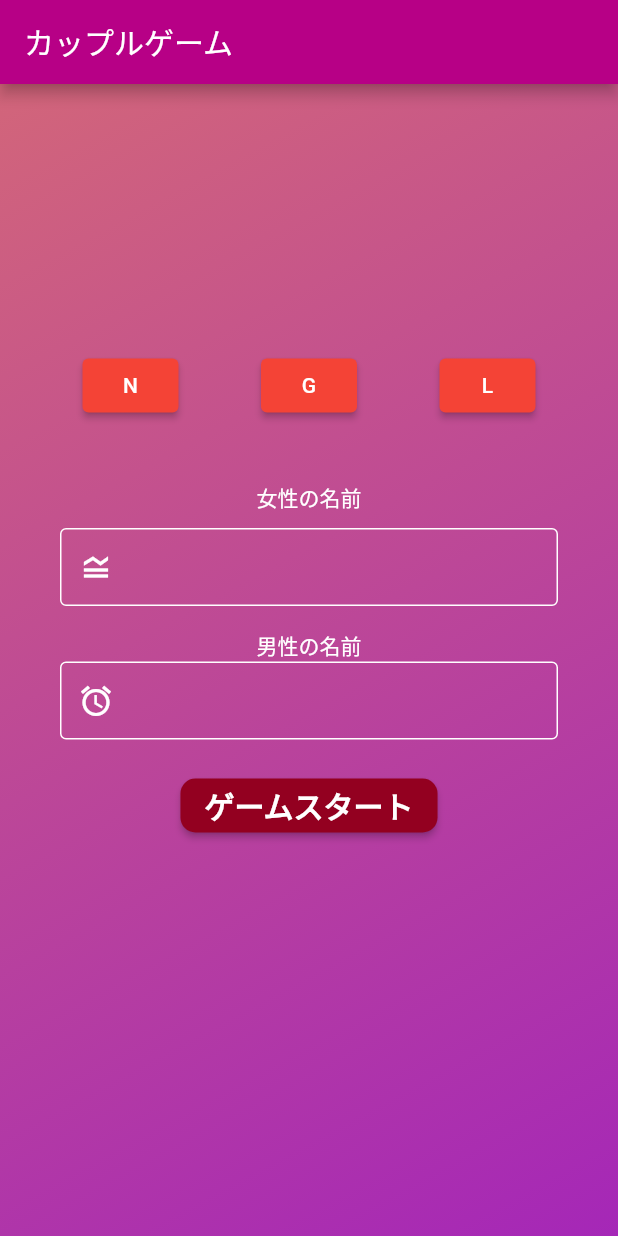
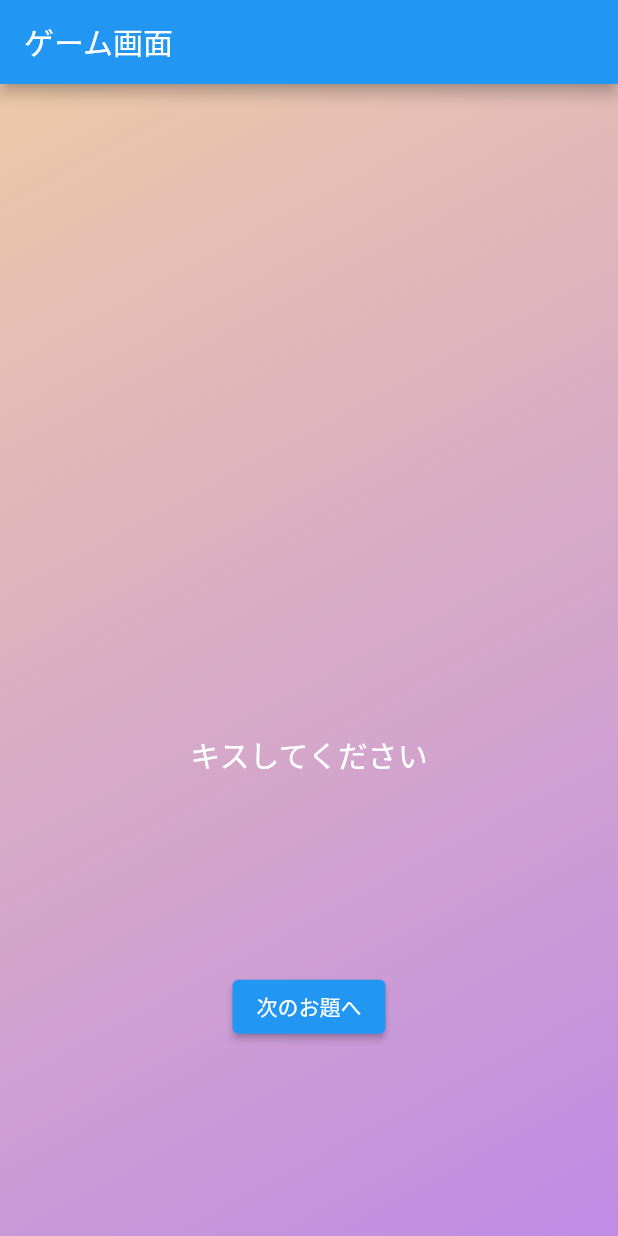
Before and after one commit to rootodd/test_couple_game, a Flutter app: the screen it shows after launch, after a tap on "ゲームスタート", on a phone screen of 412 x 824 dp. Run offline on Flutter 3.47's test engine with Material 2 defaults, Android fonts, the phone set to English and light mode, and no system bars.

Commit message:
ゲーム画面を追加

```diff
--- /dev/null
+++ b/lib/game_page.dart
@@ -0,0 +1,76 @@
+
+import 'package:flutter/cupertino.dart';
+import 'package:flutter/material.dart';
+import 'package:provider/provider.dart';
+
+import 'model/action_text_model.dart';
+
+
+class GamePage extends StatelessWidget{
+
+  final String player_1;
+  final String player_2;
+
+  const GamePage({Key key, this.player_1, this.player_2}) : super(key:key);
+
+  @override
+  Widget build(BuildContext context) {
+    return MaterialApp(
+      title: 'Couple Gmage Page',
+      home: ChangeNotifierProvider<ActionTextModel>(
+        create: (context) => ActionTextModel(),
+        child: Consumer<ActionTextModel>(
+          builder: (context, model, child) => Scaffold(
+            appBar: AppBar(
+              title: Text('ゲーム画面'),
+            ),
+            body: Container(
+              // 背景のグラデーションを設定
+              decoration: BoxDecoration(
+                gradient: LinearGradient(
+                  begin: FractionalOffset.topLeft,
+                  end: FractionalOffset.bottomRight,
+                  colors: [
+                    const Color(0xffe4a972).withOpacity(0.6),
+                    const Color(0xff9941d8).withOpacity(0.6),
+                  ],
+                  stops: const [
+                    0.0,
+                    1.0,
+                  ],
+                ),
+              ),
+              child: Center(
+                child: Column(
+                  mainAxisAlignment: MainAxisAlignment.spaceEvenly,
+                  crossAxisAlignment: CrossAxisAlignment.center,
+                  children: [
+                    Text(
+                      this.player_1,
+                      style: TextStyle(
+                        color: Colors.white,
+                        fontSize: 20.0,
+                      ),
+                    ),
+                    Text(
+                      this.player_2,
+                      style: TextStyle(
+                        color: Colors.white,
+                        fontSize: 20.0,
+                      ),
+                    ),
+                    ActionText(),
+                    ElevatedButton(
+                        child: Text('次のお題へ'),
+                        onPressed: model.changeActionText,
+                    ),
+                  ],
+                ),
+              ),
+            ),
+          ),
+        ),
+      ),
+    );
+  }
+}
--- a/lib/main.dart
+++ b/lib/main.dart
@@ -1,6 +1,8 @@
 import 'package:flutter/material.dart';
 import 'package:provider/provider.dart';
-import 'package:test_couple_game/couple_gender.dart';
+import 'package:test_couple_game/model/gender_model.dart';
+
+import 'game_page.dart';
 
 void main() {
   runApp(MyApp());
@@ -179,7 +181,7 @@ class CoupleGameHome extends StatelessWidget{
                         Navigator.push(
                           context,
                           MaterialPageRoute(
-//                        builder: (context) => GamePage(player_1:player_1, player_2:player_2),
+                          builder: (context) => GamePage(player_1:player_1, player_2:player_2),
                           ),
                         );
                       },
--- /dev/null
+++ b/lib/model/action_text_model.dart
@@ -0,0 +1,49 @@
+import 'dart:math' as math;
+import 'package:flutter/material.dart'; //mathライブラリのインポート
+import 'package:provider/provider.dart';
+
+class ActionTextModel extends ChangeNotifier{
+
+  // 初期化
+  String actionText = '';
+
+  // コンストラクタ
+  ActionTextModel(){
+    actionText = getActionText();
+  }
+
+  List<String> _textListSoft = [
+    'キスしてください',
+    '頭をなでてください',
+    '足をなでてください',
+    '背中にキスしてください',
+    '足にキスしてください',
+  ];
+
+  // アクションテキストを取得
+  String getActionText() {
+    var random = math.Random();
+    this.actionText = _textListSoft[random.nextInt(_textListSoft.length)];
+    return actionText;
+  }
+
+  void changeActionText() {
+    var random = math.Random();
+    this.actionText = _textListSoft[random.nextInt(_textListSoft.length)];
+    notifyListeners();
+  }
+
+}
+
+class ActionText extends StatelessWidget{
+  @override
+  Widget build(BuildContext context) {
+    return Text(
+      '${Provider.of<ActionTextModel>(context).actionText}',
+      style: TextStyle(
+        color: Colors.white,
+        fontSize: 20.0,
+      ),
+    );
+  }
+}
--- a/lib/couple_gender.dart
+++ b/lib/model/gender_model.dart
@@ -8,6 +8,14 @@ class CoupleGenModel extends ChangeNotifier{
   // 初期値
   String _player_1 = '女性の名前';
   String _player_2 = '男性の名前';
+
+  String getPlayer_1(){
+    return _player_1;
+  }
+
+  String getPlayer_2(){
+    return _player_2;
+  }
 
   // ノーマルに変更
   void changeGenN() {
```
